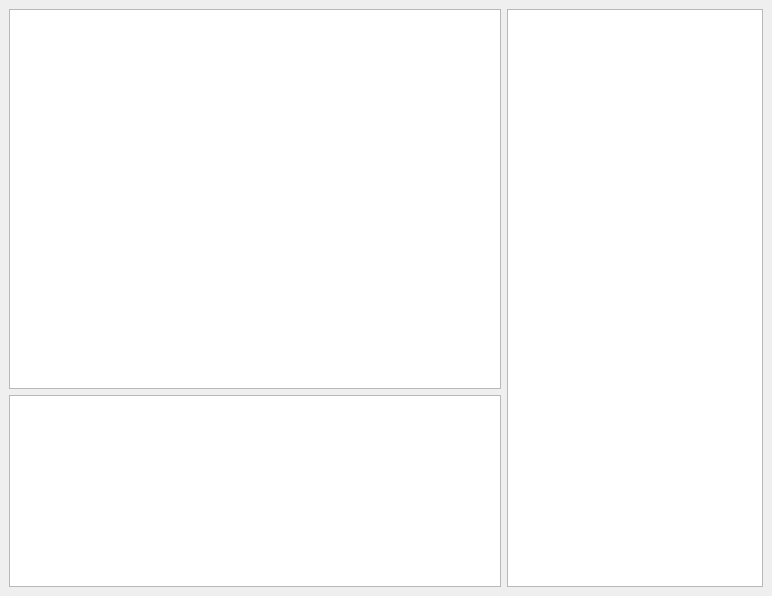
Before: the Qt Designer form ui/chat.ui in osedev/workbench, drawn with Qt 5.
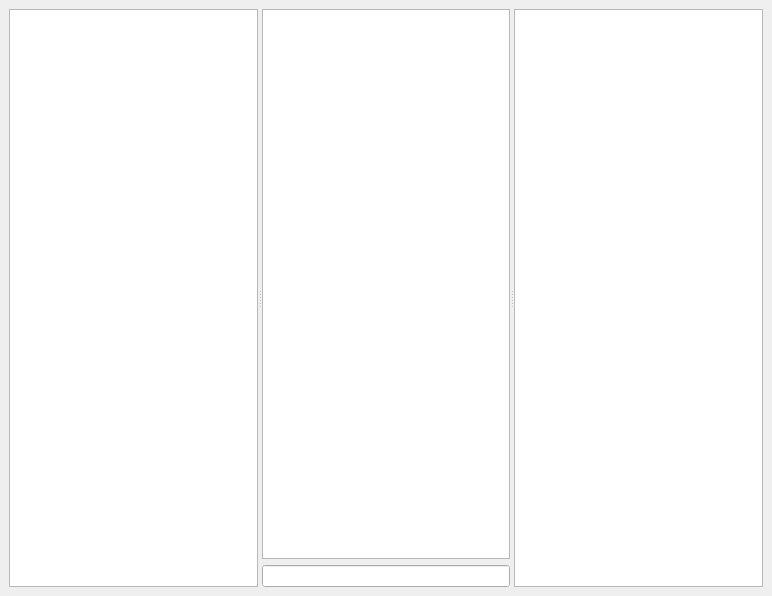
After: the same form once the commit is applied.

The edit to the form file:
```diff
--- a/ui/chat.ui
+++ b/ui/chat.ui
@@ -14,38 +14,48 @@
    <string>Chat</string>
   </property>
   <widget class="QWidget" name="dockWidgetContents">
-   <layout class="QHBoxLayout" name="horizontalLayout">
-    <item>
      <layout class="QVBoxLayout" name="verticalLayout">
       <item>
-       <widget class="QListView" name="listView_2"/>
-      </item>
-      <item>
-       <widget class="QTextEdit" name="textEdit">
+     <widget class="QSplitter" name="splitter">
+      <property name="orientation">
+       <enum>Qt::Horizontal</enum>
+      </property>
+      <widget class="QListView" name="room_list">
         <property name="sizePolicy">
-         <sizepolicy hsizetype="Expanding" vsizetype="Fixed">
+        <sizepolicy hsizetype="Preferred" vsizetype="Expanding">
           <horstretch>0</horstretch>
           <verstretch>0</verstretch>
          </sizepolicy>
+       </property>
+       <property name="editTriggers">
+        <set>QAbstractItemView::NoEditTriggers</set>
+       </property>
+       <property name="showDropIndicator" stdset="0">
+        <bool>false</bool>
+       </property>
+      </widget>
+      <widget class="QWidget" name="">
+       <layout class="QVBoxLayout" name="chat_layout">
+        <item>
+         <widget class="QTextBrowser" name="chat_view"/>
+        </item>
+        <item>
+         <widget class="QLineEdit" name="chat_input">
+          <property name="autoFillBackground">
+           <bool>true</bool>
         </property>
        </widget>
       </item>
      </layout>
-    </item>
-    <item>
-     <widget class="QListView" name="listView">
+      </widget>
+      <widget class="QListView" name="user_list">
       <property name="sizePolicy">
-       <sizepolicy hsizetype="Fixed" vsizetype="Expanding">
+        <sizepolicy hsizetype="Preferred" vsizetype="Expanding">
         <horstretch>0</horstretch>
         <verstretch>0</verstretch>
        </sizepolicy>
       </property>
-      <property name="baseSize">
-       <size>
-        <width>0</width>
-        <height>0</height>
-       </size>
-      </property>
+      </widget>
      </widget>
     </item>
    </layout>
```
Lines whose indentation alone changed are shown as unchanged.
